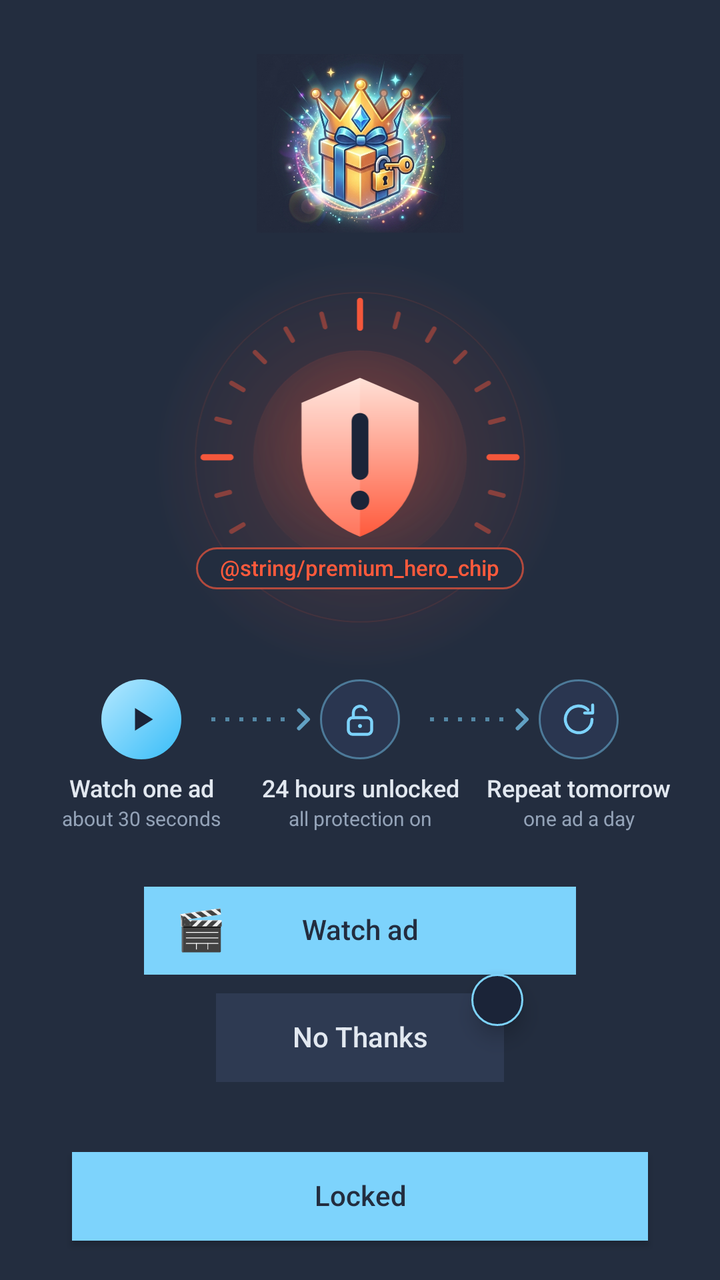
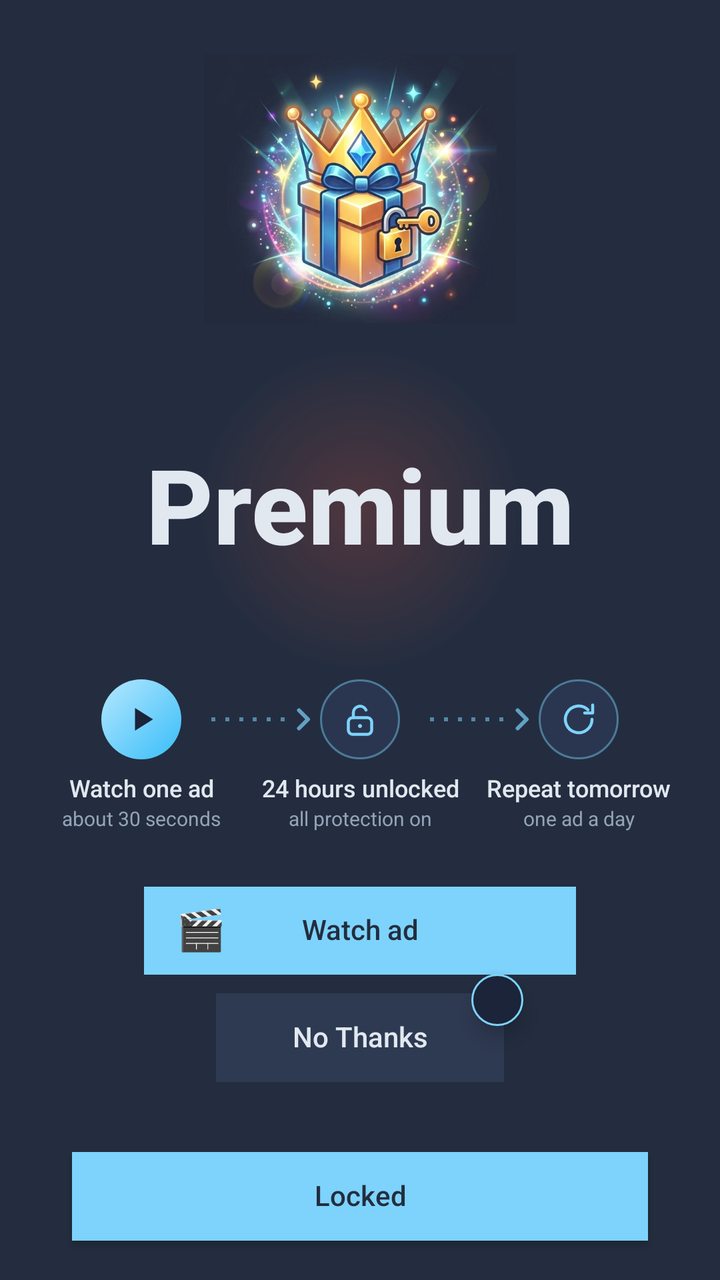

Screens rendered from an Android XML layout before and after an edit, with the pre-edit source and the edit as a unified diff.
<!-- AndroidManifest.xml: activity theme Theme.NihalHome -->
<!-- res/layout/activity_premium.xml -->
<?xml version="1.0" encoding="utf-8"?>
<LinearLayout xmlns:android="http://schemas.android.com/apk/res/android"
    android:layout_width="match_parent"
    android:layout_height="match_parent"
    android:orientation="vertical"
    android:weightSum="1000"
    android:background="@color/onboarding_background"
    android:clipChildren="false"
    android:clipToPadding="false">

    <View
        android:layout_width="match_parent"
        android:layout_height="0dp"
        android:layout_weight="30" />

    <LinearLayout
        android:layout_width="match_parent"
        android:layout_height="0dp"
        android:layout_weight="663"
        android:orientation="vertical"
        android:clipChildren="false"
        android:clipToPadding="false">

        <ImageView
            android:id="@+id/imageGapFill"
            android:layout_width="match_parent"
            android:layout_height="0dp"
            android:layout_weight="1"
            android:layout_marginStart="16dp"
            android:layout_marginTop="8dp"
            android:layout_marginEnd="16dp"
            android:layout_marginBottom="8dp"
            android:adjustViewBounds="true"
            android:scaleType="fitCenter"
            android:src="@drawable/premium_gap_image"
            android:importantForAccessibility="no" />

        <FrameLayout
            android:layout_width="match_parent"
            android:layout_height="wrap_content"
            android:background="@drawable/bg_premium_hero_glow"
            android:paddingTop="20dp"
            android:paddingBottom="20dp">

            <LinearLayout
                android:layout_width="match_parent"
                android:layout_height="wrap_content"
                android:orientation="horizontal"
                android:weightSum="100">

                <View
                    android:layout_width="0dp"
                    android:layout_height="match_parent"
                    android:layout_weight="20" />

                <ImageView
                    android:id="@+id/imageHero"
                    android:layout_width="0dp"
                    android:layout_height="wrap_content"
                    android:layout_weight="60"
                    android:adjustViewBounds="true"
                    android:scaleType="fitCenter"
                    android:src="@drawable/ic_premium_hero"
                    android:importantForAccessibility="no" />

                <View
                    android:layout_width="0dp"
                    android:layout_height="match_parent"
                    android:layout_weight="20" />

            </LinearLayout>

            <TextView
                android:id="@+id/textHeroChip"
                android:layout_width="wrap_content"
                android:layout_height="wrap_content"
                android:layout_gravity="bottom|center_horizontal"
                android:layout_marginBottom="25dp"
                android:background="@drawable/bg_premium_hero_chip"
                android:fontFamily="sans-serif-medium"
                android:includeFontPadding="false"
                android:paddingStart="12dp"
                android:paddingTop="4dp"
                android:paddingEnd="12dp"
                android:paddingBottom="4dp"
                android:text="@string/premium_hero_chip"
                android:textColor="@color/premium_expired_accent"
                android:textSize="11sp" />

        </FrameLayout>

        <LinearLayout
            android:id="@+id/stepsStrip"
            android:layout_width="match_parent"
            android:layout_height="wrap_content"
            android:layout_marginBottom="28dp"
            android:orientation="horizontal"
            android:paddingStart="16dp"
            android:paddingEnd="16dp"
            android:weightSum="3">

            <LinearLayout
                android:layout_width="0dp"
                android:layout_height="wrap_content"
                android:layout_weight="1"
                android:orientation="vertical">

                <LinearLayout
                    android:layout_width="match_parent"
                    android:layout_height="wrap_content"
                    android:gravity="center_vertical"
                    android:orientation="horizontal">

                    <View
                        android:layout_width="0dp"
                        android:layout_height="4dp"
                        android:layout_marginEnd="14dp"
                        android:layout_weight="1" />

                    <FrameLayout
                        android:layout_width="40dp"
                        android:layout_height="40dp"
                        android:background="@drawable/bg_step_active">

                        <ImageView
                            android:layout_width="20dp"
                            android:layout_height="20dp"
                            android:layout_gravity="center"
                            android:src="@drawable/ic_step_play"
                            android:importantForAccessibility="no" />

                    </FrameLayout>

                    <View
                        android:layout_width="0dp"
                        android:layout_height="4dp"
                        android:layout_marginStart="14dp"
                        android:layout_weight="1"
                        android:background="@drawable/bg_step_dots" />

                </LinearLayout>

                <TextView
                    android:id="@+id/textStepWatchTitle"
                    android:layout_width="match_parent"
                    android:layout_height="wrap_content"
                    android:layout_marginTop="8dp"
                    android:fontFamily="sans-serif-medium"
                    android:gravity="center"
                    android:includeFontPadding="false"
                    android:maxLines="2"
                    android:paddingStart="2dp"
                    android:paddingEnd="2dp"
                    android:text="@string/premium_step_watch_title"
                    android:textColor="@color/onboarding_heading"
                    android:textSize="12sp" />

                <TextView
                    android:id="@+id/textStepWatchSub"
                    android:layout_width="match_parent"
                    android:layout_height="wrap_content"
                    android:layout_marginTop="2dp"
                    android:gravity="center"
                    android:includeFontPadding="false"
                    android:maxLines="2"
                    android:paddingStart="2dp"
                    android:paddingEnd="2dp"
                    android:text="@string/premium_step_watch_sub"
                    android:textColor="@color/premium_muted"
                    android:textSize="10sp" />

            </LinearLayout>

            <LinearLayout
                android:layout_width="0dp"
                android:layout_height="wrap_content"
                android:layout_weight="1"
                android:orientation="vertical">

                <LinearLayout
                    android:layout_width="match_parent"
                    android:layout_height="wrap_content"
                    android:gravity="center_vertical"
                    android:orientation="horizontal">

                    <View
                        android:layout_width="0dp"
                        android:layout_height="4dp"
                        android:layout_marginEnd="2dp"
                        android:layout_weight="1"
                        android:background="@drawable/bg_step_dots" />

                    <ImageView
                        android:layout_width="8dp"
                        android:layout_height="12dp"
                        android:layout_marginEnd="4dp"
                        android:src="@drawable/ic_step_chevron"
                        android:importantForAccessibility="no" />

                    <FrameLayout
                        android:layout_width="40dp"
                        android:layout_height="40dp"
                        android:background="@drawable/bg_step_idle">

                        <ImageView
                            android:layout_width="20dp"
                            android:layout_height="20dp"
                            android:layout_gravity="center"
                            android:src="@drawable/ic_step_unlock"
                            android:importantForAccessibility="no" />

                    </FrameLayout>

                    <View
                        android:layout_width="0dp"
                        android:layout_height="4dp"
                        android:layout_marginStart="14dp"
                        android:layout_weight="1"
                        android:background="@drawable/bg_step_dots" />

                </LinearLayout>

                <TextView
                    android:id="@+id/textStepUnlockTitle"
                    android:layout_width="match_parent"
                    android:layout_height="wrap_content"
                    android:layout_marginTop="8dp"
                    android:fontFamily="sans-serif-medium"
                    android:gravity="center"
                    android:includeFontPadding="false"
                    android:maxLines="2"
                    android:paddingStart="2dp"
                    android:paddingEnd="2dp"
                    android:text="@string/premium_step_unlock_title"
                    android:textColor="@color/onboarding_heading"
                    android:textSize="12sp" />

                <TextView
                    android:id="@+id/textStepUnlockSub"
                    android:layout_width="match_parent"
                    android:layout_height="wrap_content"
                    android:layout_marginTop="2dp"
                    android:gravity="center"
                    android:includeFontPadding="false"
                    android:maxLines="2"
                    android:paddingStart="2dp"
                    android:paddingEnd="2dp"
                    android:text="@string/premium_step_unlock_sub"
                    android:textColor="@color/premium_muted"
                    android:textSize="10sp" />

            </LinearLayout>

            <LinearLayout
                android:layout_width="0dp"
                android:layout_height="wrap_content"
                android:layout_weight="1"
                android:orientation="vertical">

                <LinearLayout
                    android:layout_width="match_parent"
                    android:layout_height="wrap_content"
                    android:gravity="center_vertical"
                    android:orientation="horizontal">

                    <View
                        android:layout_width="0dp"
                        android:layout_height="4dp"
                        android:layout_marginEnd="2dp"
                        android:layout_weight="1"
                        android:background="@drawable/bg_step_dots" />

                    <ImageView
                        android:layout_width="8dp"
                        android:layout_height="12dp"
                        android:layout_marginEnd="4dp"
                        android:src="@drawable/ic_step_chevron"
                        android:importantForAccessibility="no" />

                    <FrameLayout
                        android:layout_width="40dp"
                        android:layout_height="40dp"
                        android:background="@drawable/bg_step_idle">

                        <ImageView
                            android:layout_width="20dp"
                            android:layout_height="20dp"
                            android:layout_gravity="center"
                            android:src="@drawable/ic_step_repeat"
                            android:importantForAccessibility="no" />

                    </FrameLayout>

                    <View
                        android:layout_width="0dp"
                        android:layout_height="4dp"
                        android:layout_marginStart="14dp"
                        android:layout_weight="1" />

                </LinearLayout>

                <TextView
                    android:id="@+id/textStepRepeatTitle"
                    android:layout_width="match_parent"
                    android:layout_height="wrap_content"
                    android:layout_marginTop="8dp"
                    android:fontFamily="sans-serif-medium"
                    android:gravity="center"
                    android:includeFontPadding="false"
                    android:maxLines="2"
                    android:paddingStart="2dp"
                    android:paddingEnd="2dp"
                    android:text="@string/premium_step_repeat_title"
                    android:textColor="@color/onboarding_heading"
                    android:textSize="12sp" />

                <TextView
                    android:id="@+id/textStepRepeatSub"
                    android:layout_width="match_parent"
                    android:layout_height="wrap_content"
                    android:layout_marginTop="2dp"
                    android:gravity="center"
                    android:includeFontPadding="false"
                    android:maxLines="2"
                    android:paddingStart="2dp"
                    android:paddingEnd="2dp"
                    android:text="@string/premium_step_repeat_sub"
                    android:textColor="@color/premium_muted"
                    android:textSize="10sp" />

            </LinearLayout>

        </LinearLayout>

    </LinearLayout>

    <LinearLayout
        android:layout_width="match_parent"
        android:layout_height="0dp"
        android:layout_weight="69"
        android:orientation="horizontal"
        android:weightSum="100">

        <View
            android:layout_width="0dp"
            android:layout_height="match_parent"
            android:layout_weight="20" />

        <FrameLayout
            android:id="@+id/watchAdContainer"
            android:layout_width="0dp"
            android:layout_height="match_parent"
            android:layout_weight="60">

            <Button
                android:id="@+id/buttonWatchAd"
                android:layout_width="match_parent"
                android:layout_height="match_parent"
                android:background="@color/onboarding_accent"
                android:text="@string/action_watch_ad"
                android:textColor="@color/onboarding_button_text"
                android:textAllCaps="false"
                android:includeFontPadding="false"
                android:elevation="0dp" />

            <TextView
                android:id="@+id/emojiWatchAd"
                android:layout_width="wrap_content"
                android:layout_height="wrap_content"
                android:layout_gravity="start|center_vertical"
                android:layout_marginStart="16dp"
                android:text="🎬"
                android:textSize="20sp"
                android:textColor="@color/onboarding_button_text"
                android:includeFontPadding="false"
                android:visibility="visible"
                android:clickable="false"
                android:focusable="false"
                android:elevation="4dp"
                android:translationZ="4dp"
                android:importantForAccessibility="no" />

        </FrameLayout>

        <View
            android:layout_width="0dp"
            android:layout_height="match_parent"
            android:layout_weight="20" />

    </LinearLayout>

    <View
        android:layout_width="match_parent"
        android:layout_height="0dp"
        android:layout_weight="15" />

    <LinearLayout
        android:layout_width="match_parent"
        android:layout_height="0dp"
        android:layout_weight="69"
        android:orientation="horizontal"
        android:weightSum="100"
        android:clipChildren="false"
        android:clipToPadding="false">

        <View
            android:layout_width="0dp"
            android:layout_height="match_parent"
            android:layout_weight="30" />

        <FrameLayout
            android:id="@+id/skipButtonContainer"
            android:layout_width="0dp"
            android:layout_height="match_parent"
            android:layout_weight="40"
            android:clipChildren="false"
            android:clipToPadding="false">

            <Button
                android:id="@+id/buttonSkip"
                android:layout_width="match_parent"
                android:layout_height="match_parent"
                android:background="@color/onboarding_button_unselected"
                android:text="@string/action_skip"
                android:textColor="@color/onboarding_heading"
                android:textAllCaps="false"
                android:includeFontPadding="false"
                android:enabled="false"
                android:elevation="0dp" />

            <TextView
                android:id="@+id/skipCountdownBadge"
                android:layout_width="26dp"
                android:layout_height="26dp"
                android:layout_gravity="top|end"
                android:layout_marginTop="-10dp"
                android:layout_marginEnd="-10dp"
                android:background="@drawable/bg_skip_countdown_badge"
                android:gravity="center"
                android:textColor="@color/onboarding_heading"
                android:textSize="12sp"
                android:includeFontPadding="false"
                android:elevation="6dp" />

        </FrameLayout>

        <View
            android:layout_width="0dp"
            android:layout_height="match_parent"
            android:layout_weight="30" />

    </LinearLayout>

    <View
        android:layout_width="match_parent"
        android:layout_height="0dp"
        android:layout_weight="15" />

    <View
        android:layout_width="match_parent"
        android:layout_height="0dp"
        android:layout_weight="40" />

    <LinearLayout
        android:layout_width="match_parent"
        android:layout_height="0dp"
        android:layout_weight="69"
        android:orientation="horizontal"
        android:weightSum="100">

        <View
            android:layout_width="0dp"
            android:layout_height="match_parent"
            android:layout_weight="10" />

        <Button
            android:id="@+id/buttonLocked"
            android:layout_width="0dp"
            android:layout_height="match_parent"
            android:layout_weight="80"
            android:background="@color/onboarding_accent"
            android:text="@string/action_locked"
            android:textColor="@color/onboarding_button_text"
            android:textAllCaps="false"
            android:includeFontPadding="false"
            android:elevation="0dp" />

        <View
            android:layout_width="0dp"
            android:layout_height="match_parent"
            android:layout_weight="10" />

    </LinearLayout>

    <View
        android:layout_width="match_parent"
        android:layout_height="0dp"
        android:layout_weight="30" />

</LinearLayout>
<!-- resources referenced by this layout -->
<resources>
  <color name="onboarding_accent">#7DD3FC</color>
  <color name="onboarding_background">#232D3F</color>
  <color name="onboarding_button_text">#232D3F</color>
  <color name="onboarding_button_unselected">#2E3A52</color>
  <color name="onboarding_heading">#E2E8F0</color>
  <color name="premium_expired_accent">#FF5A3C</color>
  <color name="premium_muted">#94A3B8</color>
  <!-- drawable bg_premium_hero_chip (drawable) -->
  <?xml version="1.0" encoding="utf-8"?>
  <shape xmlns:android="http://schemas.android.com/apk/res/android"
      android:shape="rectangle">
      <solid android:color="@color/onboarding_background" />
      <stroke
          android:width="1dp"
          android:color="@color/premium_chip_border" />
      <corners android:radius="12dp" />
  </shape>
  <!-- drawable bg_skip_countdown_badge (drawable) -->
  <?xml version="1.0" encoding="utf-8"?>
  <shape xmlns:android="http://schemas.android.com/apk/res/android"
      android:shape="oval">
      <solid android:color="@color/onboarding_button_locked" />
      <stroke
          android:width="1dp"
          android:color="@color/onboarding_accent" />
  </shape>
  <!-- drawable bg_step_active (drawable) -->
  <?xml version="1.0" encoding="utf-8"?>
  <shape xmlns:android="http://schemas.android.com/apk/res/android"
      android:shape="oval">
      <gradient
          android:type="linear"
          android:angle="315"
          android:startColor="@color/premium_step_active_start"
          android:endColor="@color/premium_step_active_end" />
  </shape>
  <!-- drawable bg_step_dots (drawable) -->
  <?xml version="1.0" encoding="utf-8"?>
  <shape xmlns:android="http://schemas.android.com/apk/res/android"
      android:shape="line">
      <stroke
          android:width="2dp"
          android:color="@color/premium_dots"
          android:dashWidth="2dp"
          android:dashGap="5dp" />
  </shape>
  <!-- drawable bg_step_idle (drawable) -->
  <?xml version="1.0" encoding="utf-8"?>
  <shape xmlns:android="http://schemas.android.com/apk/res/android"
      android:shape="oval">
      <solid android:color="@color/premium_step_idle_background" />
      <stroke
          android:width="1dp"
          android:color="@color/premium_step_idle_border" />
  </shape>
  <!-- drawable ic_premium_hero: vector/xml drawable (drawable, 2963 chars, omitted) -->
  <string name="action_locked">Locked</string>
  <string name="action_skip">No Thanks</string>
  <string name="action_watch_ad">Watch ad</string>
  <string name="premium_step_repeat_sub">one ad a day</string>
  <string name="premium_step_repeat_title">Repeat tomorrow</string>
  <string name="premium_step_unlock_sub">all protection on</string>
  <string name="premium_step_unlock_title">24 hours unlocked</string>
  <string name="premium_step_watch_sub">about 30 seconds</string>
  <string name="premium_step_watch_title">Watch one ad</string>
  <style name="Theme.NihalHome" parent="android:Theme.Material.Light.NoActionBar">
          <item name="android:windowBackground">@android:color/white</item>
          <item name="android:statusBarColor">@android:color/white</item>
          <item name="android:navigationBarColor">@android:color/white</item>
          <item name="android:windowLightStatusBar">true</item>
      </style>
  <color name="premium_chip_border">#A6FF5A3C</color>
  <color name="premium_glow_center">#33FF5A3C</color>
  <color name="premium_glow_edge">#00FF5A3C</color>
  <color name="onboarding_button_locked">#1B2438</color>
  <color name="premium_step_active_start">#B5E8FF</color>
  <color name="premium_step_active_end">#38BDF8</color>
  <color name="premium_dots">#8C7DD3FC</color>
  <color name="premium_step_idle_background">#2A3650</color>
  <color name="premium_step_idle_border">#737DD3FC</color>
  <color name="premium_chevron">#B37DD3FC</color>
  <!-- unchanged entries left out for length: 6 -->
</resources>

<!-- the commit's change to res/layout/activity_premium.xml (unified diff, before → after) -->
@@ -1,5 +1,6 @@
 <?xml version="1.0" encoding="utf-8"?>
 <LinearLayout xmlns:android="http://schemas.android.com/apk/res/android"
+    xmlns:app="http://schemas.android.com/apk/res-auto"
     android:layout_width="match_parent"
     android:layout_height="match_parent"
     android:orientation="vertical"
@@ -44,7 +45,7 @@
 
             <LinearLayout
                 android:layout_width="match_parent"
-                android:layout_height="wrap_content"
+                android:layout_height="130dp"
                 android:orientation="horizontal"
                 android:weightSum="100">
 
@@ -53,15 +54,23 @@
                     android:layout_height="match_parent"
                     android:layout_weight="20" />
 
-                <ImageView
-                    android:id="@+id/imageHero"
+                <androidx.appcompat.widget.AppCompatTextView
+                    android:id="@+id/textPremiumLabel"
                     android:layout_width="0dp"
-                    android:layout_height="wrap_content"
+                    android:layout_height="match_parent"
                     android:layout_weight="60"
-                    android:adjustViewBounds="true"
-                    android:scaleType="fitCenter"
-                    android:src="@drawable/ic_premium_hero"
-                    android:importantForAccessibility="no" />
+                    android:gravity="center"
+                    android:includeFontPadding="false"
+                    android:maxLines="1"
+                    android:ellipsize="none"
+                    android:fontFamily="sans-serif-medium"
+                    android:textStyle="bold"
+                    android:text="@string/premium_label"
+                    android:textColor="@color/onboarding_heading"
+                    app:autoSizeTextType="uniform"
+                    app:autoSizeMinTextSize="8sp"
+                    app:autoSizeMaxTextSize="96sp"
+                    app:autoSizeStepGranularity="1sp" />
 
                 <View
                     android:layout_width="0dp"
@@ -69,23 +78,6 @@
                     android:layout_weight="20" />
 
             </LinearLayout>
-
-            <TextView
-                android:id="@+id/textHeroChip"
-                android:layout_width="wrap_content"
-                android:layout_height="wrap_content"
-                android:layout_gravity="bottom|center_horizontal"
-                android:layout_marginBottom="25dp"
-                android:background="@drawable/bg_premium_hero_chip"
-                android:fontFamily="sans-serif-medium"
-                android:includeFontPadding="false"
-                android:paddingStart="12dp"
-                android:paddingTop="4dp"
-                android:paddingEnd="12dp"
-                android:paddingBottom="4dp"
-                android:text="@string/premium_hero_chip"
-                android:textColor="@color/premium_expired_accent"
-                android:textSize="11sp" />
 
         </FrameLayout>
 
<!-- resource entries referenced after the edit -->
@@ -5,18 +5,7 @@
   <color name="onboarding_button_text">#232D3F</color>
   <color name="onboarding_button_unselected">#2E3A52</color>
   <color name="onboarding_heading">#E2E8F0</color>
-  <color name="premium_expired_accent">#FF5A3C</color>
   <color name="premium_muted">#94A3B8</color>
-  <!-- drawable bg_premium_hero_chip (drawable) -->
-  <?xml version="1.0" encoding="utf-8"?>
-  <shape xmlns:android="http://schemas.android.com/apk/res/android"
-      android:shape="rectangle">
-      <solid android:color="@color/onboarding_background" />
-      <stroke
-          android:width="1dp"
-          android:color="@color/premium_chip_border" />
-      <corners android:radius="12dp" />
-  </shape>
   <!-- drawable bg_skip_countdown_badge (drawable) -->
   <?xml version="1.0" encoding="utf-8"?>
   <shape xmlns:android="http://schemas.android.com/apk/res/android"
@@ -55,10 +44,10 @@
           android:width="1dp"
           android:color="@color/premium_step_idle_border" />
   </shape>
-  <!-- drawable ic_premium_hero: vector/xml drawable (drawable, 2963 chars, omitted) -->
   <string name="action_locked">Locked</string>
   <string name="action_skip">No Thanks</string>
   <string name="action_watch_ad">Watch ad</string>
+  <string name="premium_label">Premium</string>
   <string name="premium_step_repeat_sub">one ad a day</string>
   <string name="premium_step_repeat_title">Repeat tomorrow</string>
   <string name="premium_step_unlock_sub">all protection on</string>
@@ -71,7 +60,6 @@
           <item name="android:navigationBarColor">@android:color/white</item>
           <item name="android:windowLightStatusBar">true</item>
       </style>
-  <color name="premium_chip_border">#A6FF5A3C</color>
   <color name="premium_glow_center">#33FF5A3C</color>
   <color name="premium_glow_edge">#00FF5A3C</color>
   <color name="onboarding_button_locked">#1B2438</color>
